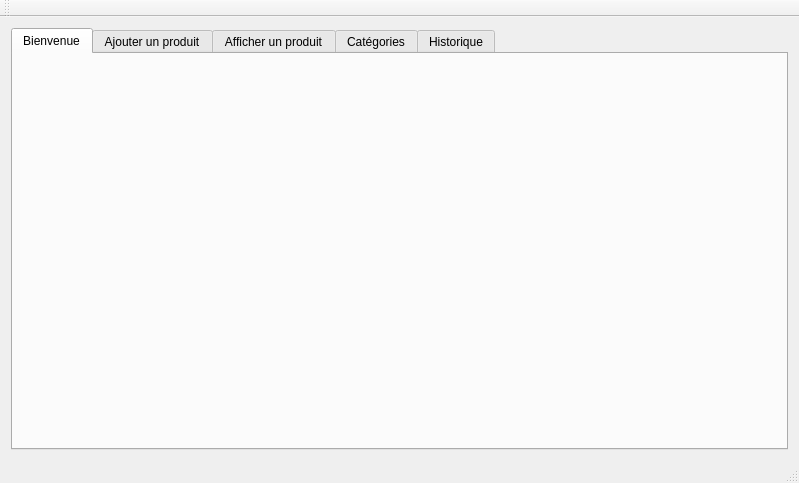
Old version of the form mainwindow.ui in the repository choucheniheb/Projet_C-_2A23_Smart-beauty-center.
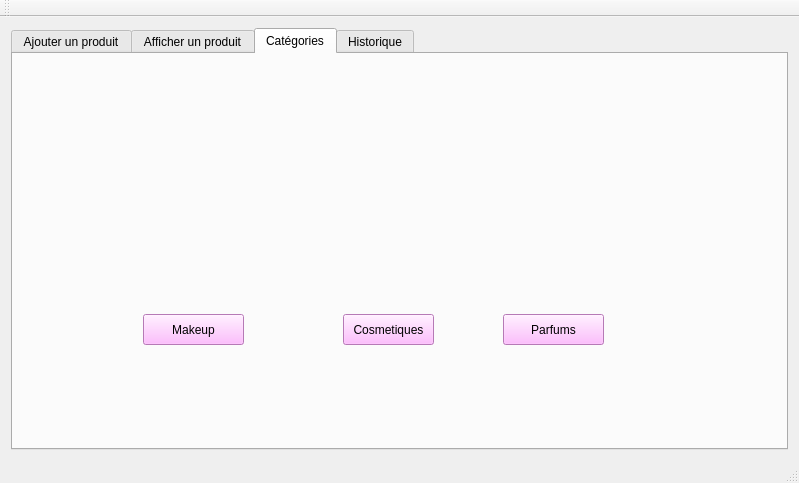
New version of the form. The open tabs and pages were chosen to show the change.

```diff
--- a/mainwindow.ui
+++ b/mainwindow.ui
@@ -20,24 +20,6 @@
       <property name="currentIndex">
        <number>4</number>
       </property>
-      <widget class="QWidget" name="tab_6">
-       <attribute name="title">
-        <string>Bienvenue</string>
-       </attribute>
-       <widget class="QLabel" name="label_bc">
-        <property name="geometry">
-         <rect>
-          <x>-4</x>
-          <y>3</y>
-          <width>771</width>
-          <height>371</height>
-         </rect>
-        </property>
-        <property name="text">
-         <string/>
-        </property>
-       </widget>
-      </widget>
       <widget class="QWidget" name="tab">
        <attribute name="title">
         <string>Ajouter un produit</string>
```
Left out of the diff: 54 changed lines with no effect on the pictures.
